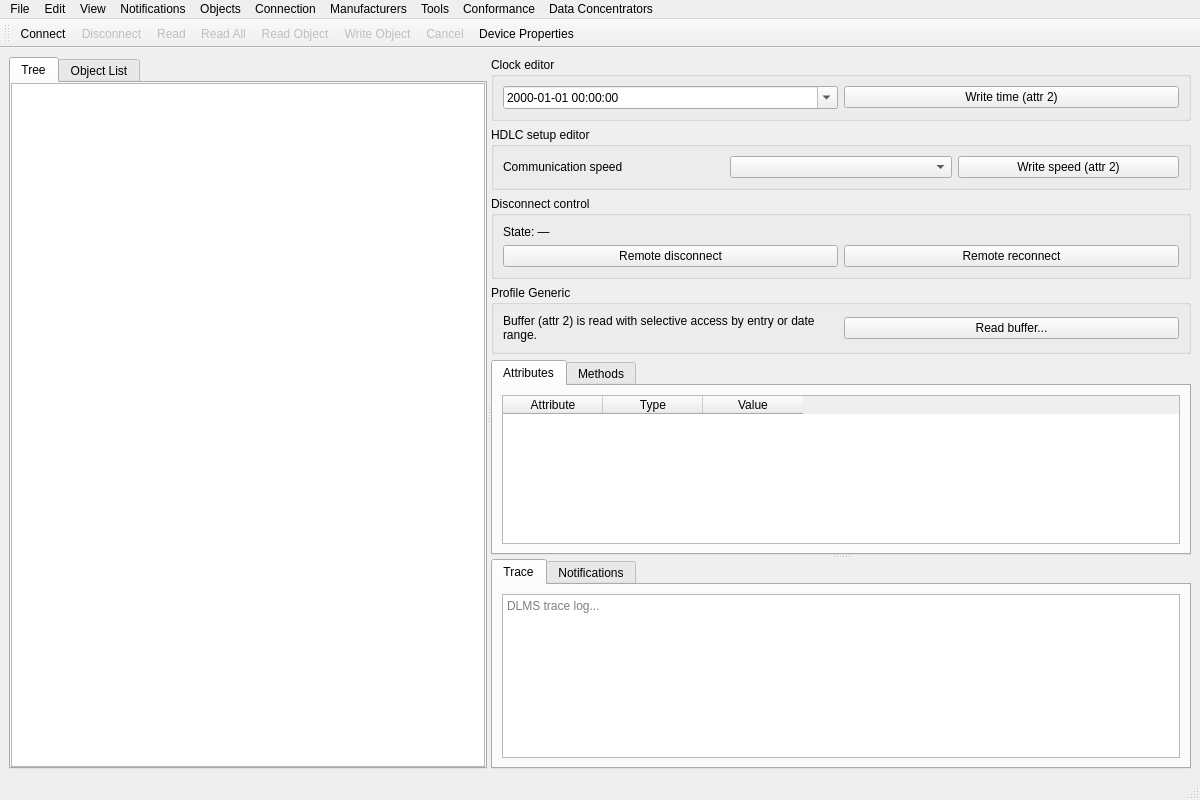
The window that src/ui/MainWindow.ui (dimoniche/GXDLMSDirector) describes before a commit, drawn with Qt 5.
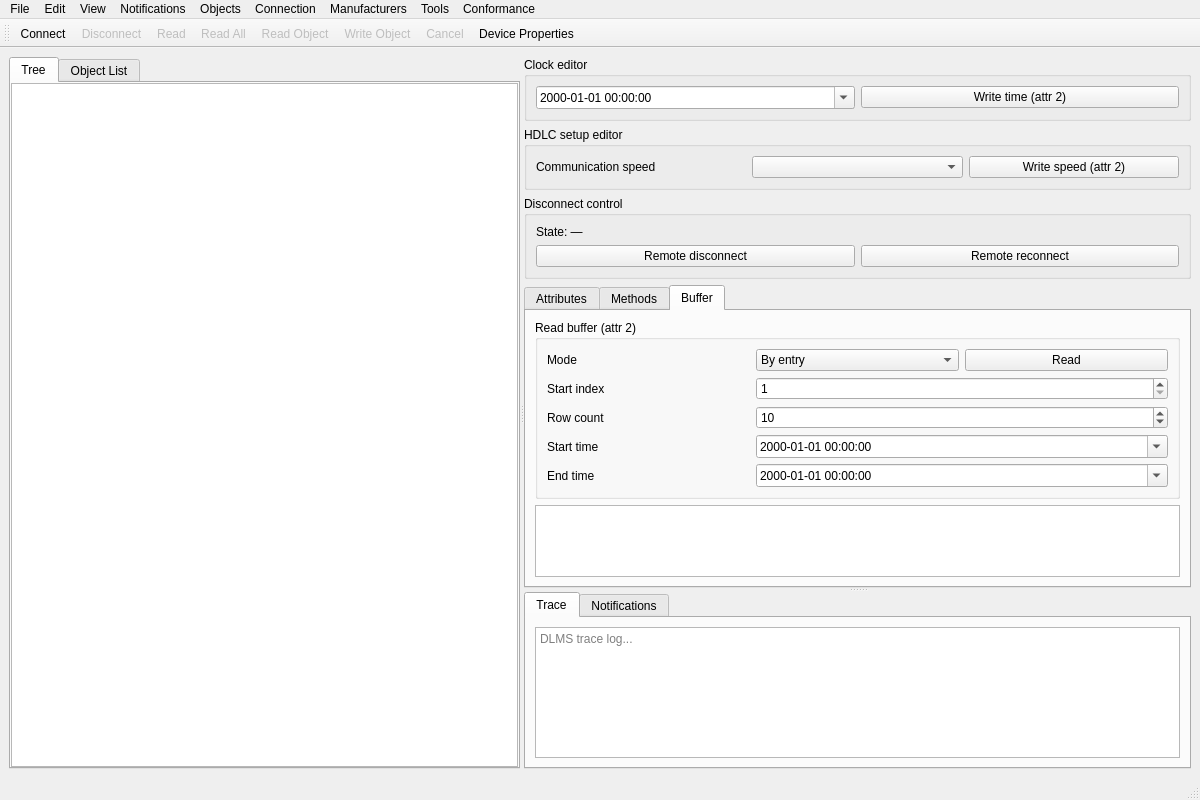
The same window after the commit. The open tabs and pages were chosen to show the change.

```diff
--- a/src/ui/MainWindow.ui
+++ b/src/ui/MainWindow.ui
@@ -169,32 +169,6 @@
            </layout>
           </widget>
          </item>
-         <item>
-          <widget class="QGroupBox" name="profileGenericGroup">
-           <property name="title">
-            <string>Profile Generic</string>
-           </property>
-           <layout class="QHBoxLayout" name="profileGenericLayout">
-            <item>
-             <widget class="QLabel" name="profileGenericHintLabel">
-              <property name="text">
-               <string>Buffer (attr 2) is read with selective access by entry or date range.</string>
-              </property>
-              <property name="wordWrap">
-               <bool>true</bool>
-              </property>
-             </widget>
-            </item>
-            <item>
-             <widget class="QPushButton" name="readProfileGenericButton">
-              <property name="text">
-               <string>Read buffer...</string>
-              </property>
-             </widget>
-            </item>
-           </layout>
-          </widget>
-         </item>
          <item>
           <widget class="QTabWidget" name="objectEditorTabs">
            <property name="currentIndex">
@@ -268,6 +242,127 @@
             </item>
            </layout>
           </widget>
+          <widget class="QWidget" name="bufferTab">
+           <attribute name="title">
+            <string>Buffer</string>
+           </attribute>
+           <layout class="QVBoxLayout" name="bufferLayout">
+            <item>
+             <widget class="QGroupBox" name="profileGenericReadGroup">
+              <property name="title">
+               <string>Read buffer (attr 2)</string>
+              </property>
+              <layout class="QGridLayout" name="profileGenericReadLayout">
+               <item row="0" column="0">
+                <widget class="QLabel" name="pgModeLabel">
+                 <property name="text">
+                  <string>Mode</string>
+                 </property>
+                </widget>
+               </item>
+               <item row="0" column="1">
+                <widget class="QComboBox" name="pgModeCombo">
+                 <item>
+                  <property name="text">
+                   <string>By entry</string>
+                  </property>
+                 </item>
+                 <item>
+                  <property name="text">
+                   <string>By range</string>
+                  </property>
+                 </item>
+                </widget>
+               </item>
+               <item row="0" column="2">
+                <widget class="QPushButton" name="readProfileGenericButton">
+                 <property name="text">
+                  <string>Read</string>
+                 </property>
+                </widget>
+               </item>
+               <item row="1" column="0">
+                <widget class="QLabel" name="pgIndexLabel">
+                 <property name="text">
+                  <string>Start index</string>
+                 </property>
+                </widget>
+               </item>
+               <item row="1" column="1" colspan="2">
+                <widget class="QSpinBox" name="pgIndexSpin">
+                 <property name="minimum">
+                  <number>1</number>
+                 </property>
+                 <property name="maximum">
+                  <number>999999</number>
+                 </property>
+                 <property name="value">
+                  <number>1</number>
+                 </property>
+                </widget>
+               </item>
+               <item row="2" column="0">
+                <widget class="QLabel" name="pgCountLabel">
+                 <property name="text">
+                  <string>Row count</string>
+                 </property>
+                </widget>
+               </item>
+               <item row="2" column="1" colspan="2">
+                <widget class="QSpinBox" name="pgCountSpin">
+                 <property name="minimum">
+                  <number>1</number>
+                 </property>
+                 <property name="maximum">
+                  <number>999999</number>
+                 </property>
+                 <property name="value">
+                  <number>10</number>
+                 </property>
+                </widget>
+               </item>
+               <item row="3" column="0">
+                <widget class="QLabel" name="pgStartLabel">
+                 <property name="text">
+                  <string>Start time</string>
+                 </property>
+                </widget>
+               </item>
+               <item row="3" column="1" colspan="2">
+                <widget class="QDateTimeEdit" name="pgStartDateTime">
+                 <property name="calendarPopup">
+                  <bool>true</bool>
+                 </property>
+                 <property name="displayFormat">
+                  <string>yyyy-MM-dd HH:mm:ss</string>
+                 </property>
+                </widget>
+               </item>
+               <item row="4" column="0">
+                <widget class="QLabel" name="pgEndLabel">
+                 <property name="text">
+                  <string>End time</string>
+                 </property>
+                </widget>
+               </item>
+               <item row="4" column="1" colspan="2">
+                <widget class="QDateTimeEdit" name="pgEndDateTime">
+                 <property name="calendarPopup">
+                  <bool>true</bool>
+                 </property>
+                 <property name="displayFormat">
+                  <string>yyyy-MM-dd HH:mm:ss</string>
+                 </property>
+                </widget>
+               </item>
+              </layout>
+             </widget>
+            </item>
+            <item>
+             <widget class="QTableWidget" name="profileGenericTable"/>
+            </item>
+           </layout>
+          </widget>
          </widget>
          </item>
         </layout>
@@ -434,12 +529,6 @@
     </property>
     <addaction name="actionConformanceTests"/>
    </widget>
-   <widget class="QMenu" name="menuDataConcentrators">
-    <property name="title">
-     <string>Data Concentrators</string>
-    </property>
-    <addaction name="actionDataConcentrators"/>
-   </widget>
    <addaction name="menuFile"/>
    <addaction name="menuEdit"/>
    <addaction name="menuView"/>
@@ -449,7 +538,6 @@
    <addaction name="menuManufacturers"/>
    <addaction name="menuTools"/>
    <addaction name="menuConformance"/>
-   <addaction name="menuDataConcentrators"/>
   </widget>
   <widget class="QStatusBar" name="statusbar"/>
   <widget class="QToolBar" name="toolBar">
```
Left out of the diff: 8 changed lines with no effect on the pictures.
